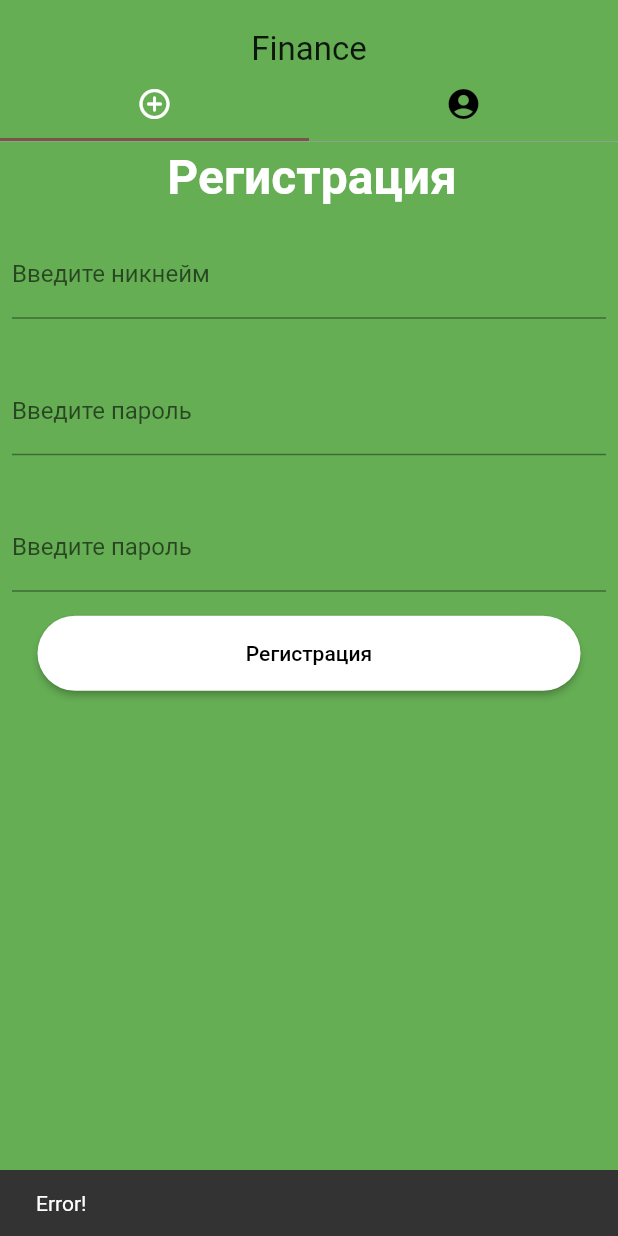
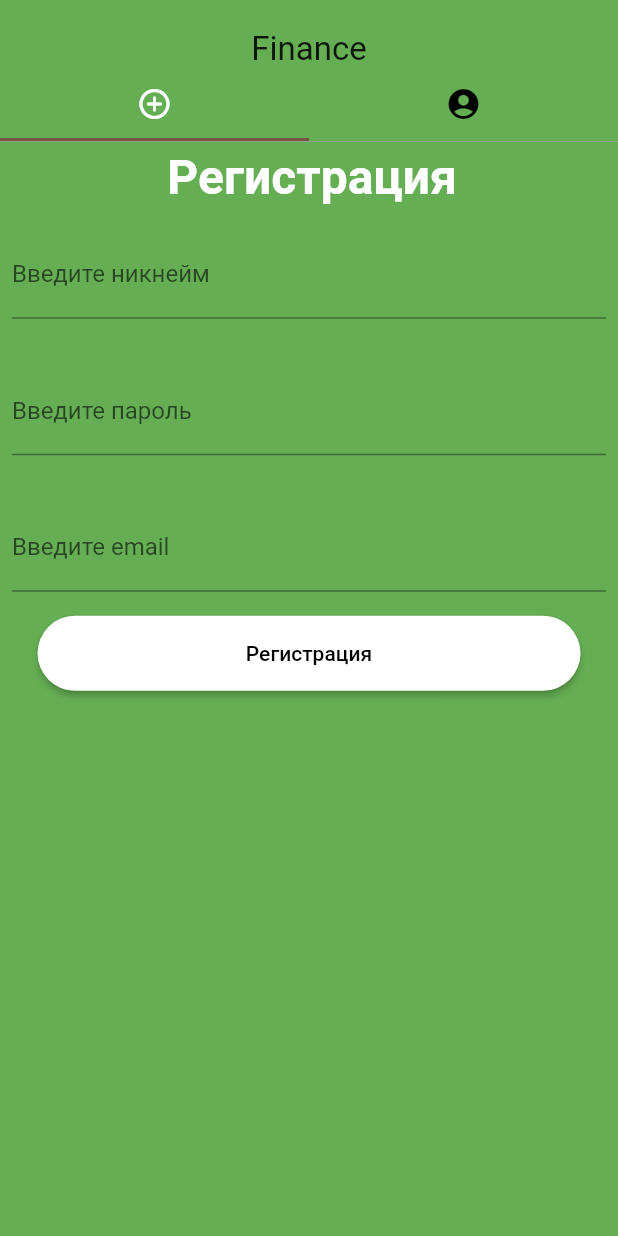
Before and after one commit to Kaitomy/Docker_P, a Flutter app: the screen it shows after launch, after a tap on "Регистрация", on a phone screen of 412 x 824 dp. Run offline on Flutter 3.47's test engine with Material 2 defaults, Android fonts, the phone set to English and light mode, and no system bars; our stand-ins replace dio, freezed_annotation, shared_preferences.

Commit message:
Success AUTH + REGISTER

```diff
--- a/flutter_application_1/lib/welcome.dart
+++ b/flutter_application_1/lib/welcome.dart
@@ -77,14 +77,27 @@ class _MyHomePageState extends State<MyHomePage> {
   TextEditingController _passwordController = TextEditingController();
     TextEditingController _userNameController2 = TextEditingController();
   TextEditingController _passwordController2 = TextEditingController();
-
+TextEditingController _emailController2 = TextEditingController();
   bool isObscure = true;
 
   @override
   Widget build(BuildContext context) {
     void signUp() async {
-
-
+       final AuthDioUtils regist = AuthDioUtils();
+     var result =  await regist.Register(_userNameController2.text,_passwordController2.text,_emailController2.text,
+      );
+      String f = result.toString();
+      if (f.contains("true") == true ) {
+          const snackBar = SnackBar(
+          content: Text('Register true'),
+        );
+        ScaffoldMessenger.of(context).showSnackBar(snackBar);
+      } else {
+        const snackBar = SnackBar(
+          content: Text('Register failed'),
+        );
+        ScaffoldMessenger.of(context).showSnackBar(snackBar);
+      }
     }
 
     void signIn() async {
@@ -174,6 +187,7 @@ class _MyHomePageState extends State<MyHomePage> {
                                   padding: const EdgeInsets.symmetric(
                                       horizontal: 8, vertical: 16),
                                   child: TextFormField(
+                                    obscureText: true,
                                     controller: _passwordController2,
                                     decoration: const InputDecoration(
                                       border: UnderlineInputBorder(),
@@ -185,11 +199,10 @@ class _MyHomePageState extends State<MyHomePage> {
                                   padding: const EdgeInsets.symmetric(
                                       horizontal: 8, vertical: 16),
                                   child: TextFormField(
-                                    obscureText: true,
-                                    controller: _passwordController2,
+                                    controller: _emailController2,
                                     decoration: const InputDecoration(
                                       border: UnderlineInputBorder(),
-                                      labelText: 'Введите пароль',
+                                      labelText: 'Введите email',
                                     ),
                                   ),
                                 ),
@@ -201,26 +214,16 @@ class _MyHomePageState extends State<MyHomePage> {
                                     child: ElevatedButton(
                                       onPressed: () {
                                         if ((usernameValidator(
-                                                    _userNameController.text) ==
+                                                    _userNameController2.text) ==
                                                 true) &
                                             (passwordValidator(
-                                                    _passwordController.text) ==
+                                                    _passwordController2.text) ==
                                                 true) &
                                             (emailValidator(
-                                                    _passwordController.text) ==
+                                                    _emailController2.text) ==
                                                 true)) {
                                           signUp();
-                                          const snackBar2 = SnackBar(
-                                            content: Text('Welcome!!!'),
-                                          );
-                                          ScaffoldMessenger.of(context)
-                                              .showSnackBar(snackBar2);
-                                        } else {
-                                          const snackBar = SnackBar(
-                                            content: Text('Error!'),
-                                          );
-                                          ScaffoldMessenger.of(context)
-                                              .showSnackBar(snackBar);
+
                                         }
                                       },
                                       style: ButtonStyle(
```
Also changed, not shown: flutter_application_1/lib/utils/auth_dio_utils.dart (+24 -5 lines).
